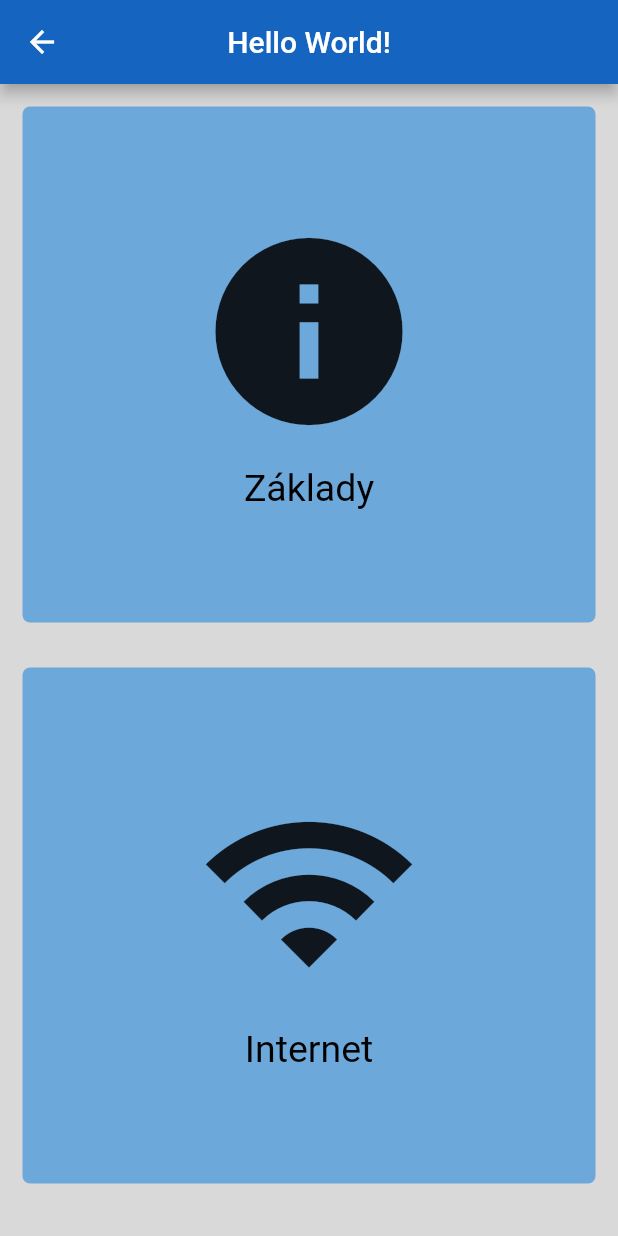
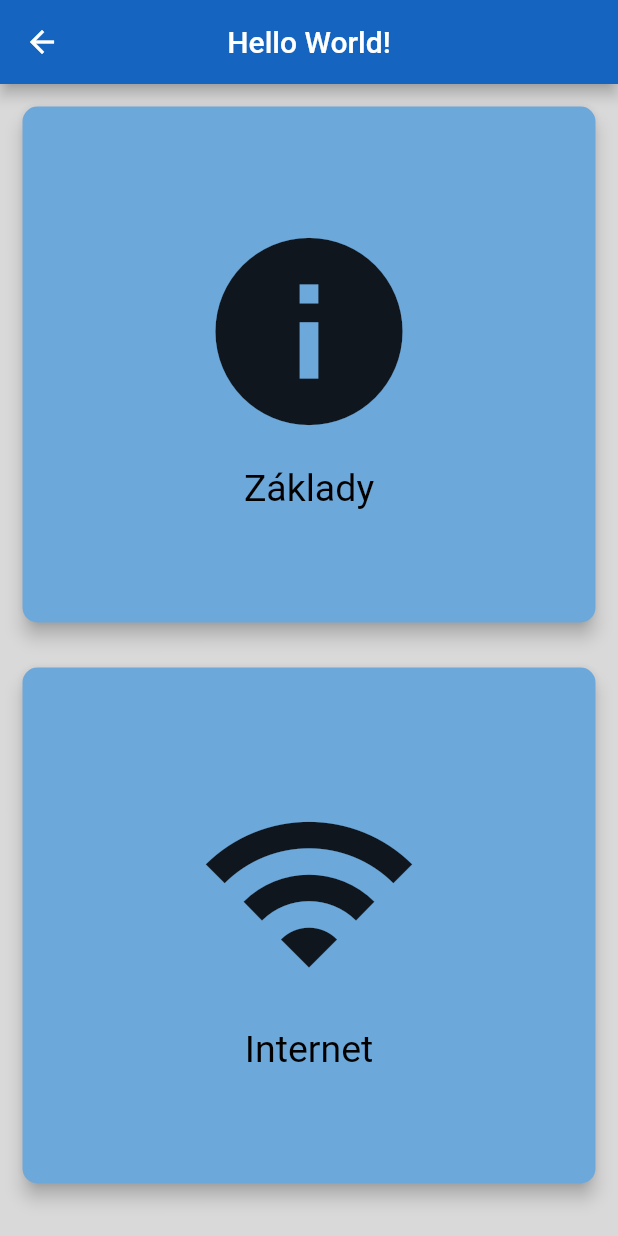
Before and after one commit to Vervit-cz/Vervit_Application, a Flutter app: the screen it shows after launch, after a tap on "Práci s počítačem", on a phone screen of 412 x 824 dp. Run offline on Flutter 3.47's test engine with Material 2 defaults, Android fonts, the phone set to English and light mode, and no system bars; our stand-ins replace splashscreen.

Commit message:
implemented splashscreen package

```diff
--- a/vervit_app/lib/components/reusable_card.dart
+++ b/vervit_app/lib/components/reusable_card.dart
@@ -1,23 +1,37 @@
 import 'package:flutter/material.dart';
+import 'iconCard_content.dart';
+import 'package:vervit_app/constants.dart';
 
 class ReusableCard extends StatelessWidget {
-  ReusableCard({@required this.cardChild, this.color, this.onPress});
-  final Color color;
-  final Widget cardChild;
-  final Function onPress;
+  ReusableCard({this.text, this.icon, this.navigateTo, this.onTap});
+  final String navigateTo;
+  final String text;
+  final IconData icon;
+  final Function onTap;
 
   @override
   Widget build(BuildContext context) {
     return GestureDetector(
-      onTap: onPress,
-      child: Container(
-        child: cardChild,
-        margin: EdgeInsets.all(15.0),
-        decoration: BoxDecoration(
-          color: color,
-          borderRadius: BorderRadius.circular(5.0),
+      onTap: (){
+    Navigator.pushNamed(context, navigateTo);
+    },
+      child: Expanded(
+        child: Card(
+          color: kColorLightBlue,
+          child: Container(
+            height: 120.0,
+            child: IconCardContent(
+              text: text,
+              icon: icon,
+            ),
+          ),
+          margin: EdgeInsets.all(15.0),
+          shape: RoundedRectangleBorder(
+              borderRadius: BorderRadius.circular(10.0),
+            ),
+          elevation: 5,
+          ),
         ),
-      ),
     );
   }
 }
--- a/vervit_app/lib/pages/home/computer_page.dart
+++ b/vervit_app/lib/pages/home/computer_page.dart
@@ -24,28 +24,16 @@ class _ComputerPageState extends State<ComputerPage> {
           children: [
             Expanded(
               child: ReusableCard(
-                color: kColorLightBlue,
-                onPress: () {
-                  Navigator.pushNamed(context, '/computerBasics');
-                },
-                cardChild:
-                IconCardContent(
-                  text: 'Základy',
-                  icon: Icons.info,
-                ),
+                text:'Základy',
+                icon: Icons.info,
+                navigateTo: '/computerBasics',
               ),
             ),
             Expanded(
               child: ReusableCard(
-                color: Color(0xFF6DA8DA),
-                onPress: () {
-                 Navigator.pushNamed(context, '/internet');
-                },
-                cardChild:
-                IconCardContent(
-                  text: 'Internet',
-                  icon: Icons.wifi,
-                ),
+                text: 'Internet',
+                icon:Icons.wifi ,
+                navigateTo: '/internet',
               ),
             ),
             SizedBox(
--- a/vervit_app/lib/pages/home_page.dart
+++ b/vervit_app/lib/pages/home_page.dart
@@ -7,6 +7,7 @@ class HomePage extends StatefulWidget {
   @override
   _HomePageState createState() => _HomePageState();
 }
+
 
 class _HomePageState extends State<HomePage> {
   @override
@@ -21,34 +22,24 @@ class _HomePageState extends State<HomePage> {
               margin: EdgeInsets.only(left:15.0, right: 15.0, top:10.0),
               child: Text(
                 'Vyberte si, co se chcete naučit:',
-                style: TextStyle(fontSize: 23.0, fontWeight: FontWeight.bold),
+                style: TextStyle(fontSize: 23.0),
               ),
             ),
           ),
           Expanded(
             flex: 6,
             child: ReusableCard(
-              color: kColorLightBlue,
-              onPress: () {
-                Navigator.pushNamed(context, '/computer');
-              },
-              cardChild: IconCardContent(
-                text: 'Práci s počítačem',
-                icon: Icons.computer,
-              ),
+              text: 'Práci s počítačem',
+              icon: Icons.computer,
+              navigateTo:'/computer',
             ),
           ),
           Expanded(
             flex: 6,
             child: ReusableCard(
-              color: kColorLightBlue,
-              onPress: () {
-                Navigator.pushNamed(context, '/phone');
-              },
-              cardChild: IconCardContent(
-                text: 'Práci s chytrým telefonem',
-                icon: Icons.phone_android,
-              ),
+              text: 'Práci s chytrým telefonem',
+              icon: Icons.phone_android,
+              navigateTo: '/phone',
             ),
           ),
         ],
--- a/vervit_app/lib/pages/splash_screen.dart
+++ b/vervit_app/lib/pages/splash_screen.dart
@@ -2,6 +2,7 @@ import 'dart:async';
 import 'package:flutter/material.dart';
 import 'package:vervit_app/main.dart';
 import 'package:vervit_app/constants.dart';
+import 'package:splashscreen/splashscreen.dart';
 
 class Splash extends StatefulWidget {
   @override
@@ -21,20 +22,15 @@ class _SplashState extends State<Splash> {
 
   @override
   Widget build(BuildContext context) {
-    return Scaffold(
+    return SplashScreen(
       backgroundColor: kColorTeal,
-      body: SafeArea(
-        child: Center(
-          child: Container(
-            alignment: Alignment.center,
-            child: Text(
-              'VERVIT',
-              style: TextStyle(fontWeight: FontWeight.bold, fontSize: 40.0,),
-            ),
-            //TODO add image asset for splash
-          ),
-        ),
+      seconds: splashDelay,
+      title:Text(
+        'VERVIT',
+        style: TextStyle(fontWeight: FontWeight.bold, fontSize: 40.0),
       ),
+      //TODO add image asset for splash
+      loaderColor: Colors.black,
     );
   }
 
--- a/vervit_app/pubspec.yaml
+++ b/vervit_app/pubspec.yaml
@@ -28,6 +28,7 @@ dependencies:
   # The following adds the Cupertino Icons font to your application.
   # Use with the CupertinoIcons class for iOS style icons.
   cupertino_icons: ^1.0.2
+  splashscreen: ^1.3.5
 
 dev_dependencies:
   flutter_test:
```
Also changed, not shown: vervit_app/lib/pages/home/android_phone_page.dart (+3 -21 lines), vervit_app/lib/pages/home/internet_page.dart (+3 -14 lines), vervit_app/lib/pages/home/iphone_page.dart (+3 -21 lines), vervit_app/lib/pages/home/phone_page.dart (+5 -17 lines), vervit_app/pubspec.lock, 1 other file.
